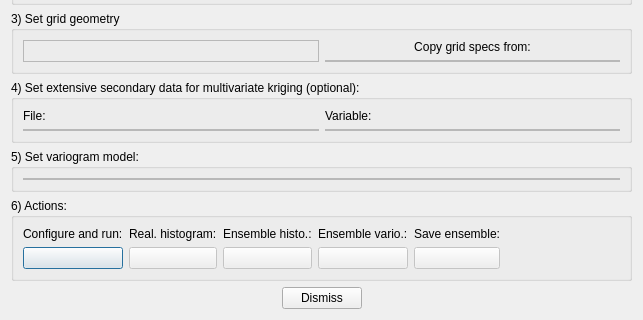
Qt form dialogs/sgsimdialog.ui (PauloCarvalhoRJ/gammaray) before a commit; both pictures show x 0 to 643 and y 156 to 476 of the 643 by 476 pixel window.
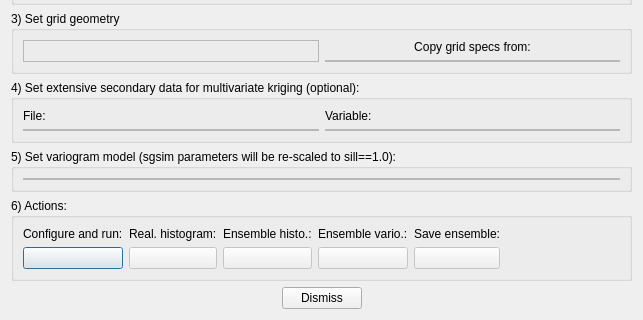
The same form after that commit. Icons and pictures are not drawn.

Commit message: SGSIM: added histogram of individual realizations.

```diff
--- a/dialogs/sgsimdialog.ui
+++ b/dialogs/sgsimdialog.ui
@@ -429,7 +429,7 @@
    <item>
     <widget class="QGroupBox" name="groupBox_5">
      <property name="title">
-      <string>5) Set variogram model:</string>
+      <string>5) Set variogram model (sgsim parameters will be re-scaled to sill==1.0):</string>
      </property>
      <layout class="QGridLayout" name="gridLayout_5">
       <item row="0" column="0">
```
The commit also changes 4 other files.
